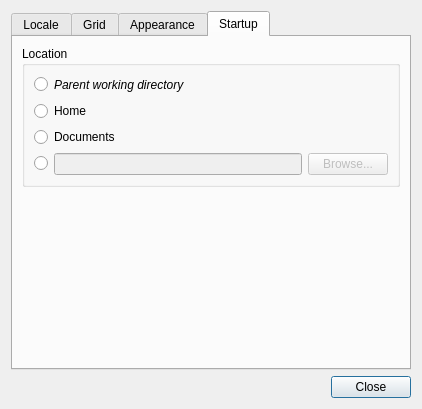
Qt form glabels/ui/PreferencesDialog.ui (j-evins/glabels-qt) before a commit.
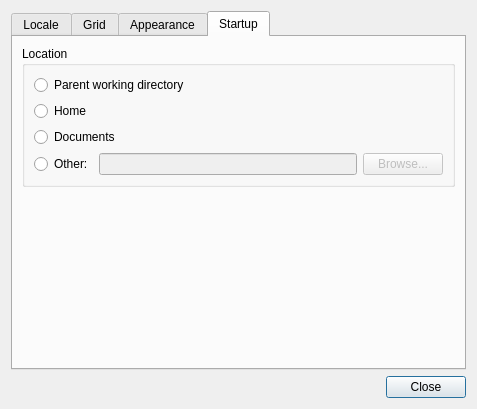
The same form after that commit. The open tabs and pages were chosen to show the change.

Commit message: Simple layout cleanup.

What changed in the file:
```diff
--- a/glabels/ui/PreferencesDialog.ui
+++ b/glabels/ui/PreferencesDialog.ui
@@ -6,7 +6,7 @@
    <rect>
     <x>0</x>
     <y>0</y>
-    <width>422</width>
+    <width>477</width>
     <height>409</height>
    </rect>
   </property>
@@ -264,33 +264,10 @@
                <string>Inherit current working directory from parent process.</string>
               </property>
               <property name="text">
-               <string/>
+               <string>Parent working directory</string>
               </property>
              </widget>
             </item>
-            <item>
-             <widget class="QLabel" name="label">
-              <property name="toolTip">
-               <string>Inherit current working directory from parent process.</string>
-              </property>
-              <property name="text">
-               <string>&lt;i&gt;Parent working directory&lt;/i&gt;</string>
-              </property>
-             </widget>
-            </item>
-            <item>
-             <spacer name="horizontalSpacer_2">
-              <property name="orientation">
-               <enum>Qt::Horizontal</enum>
-              </property>
-              <property name="sizeHint" stdset="0">
-               <size>
-                <width>40</width>
-                <height>20</height>
-               </size>
-              </property>
-             </spacer>
-            </item>
            </layout>
           </item>
           <item>
@@ -321,7 +298,7 @@
                <string>User defined startup directory.</string>
               </property>
               <property name="text">
-               <string/>
+               <string>Other:</string>
               </property>
              </widget>
             </item>
```
The commit also changes 1 other file.
